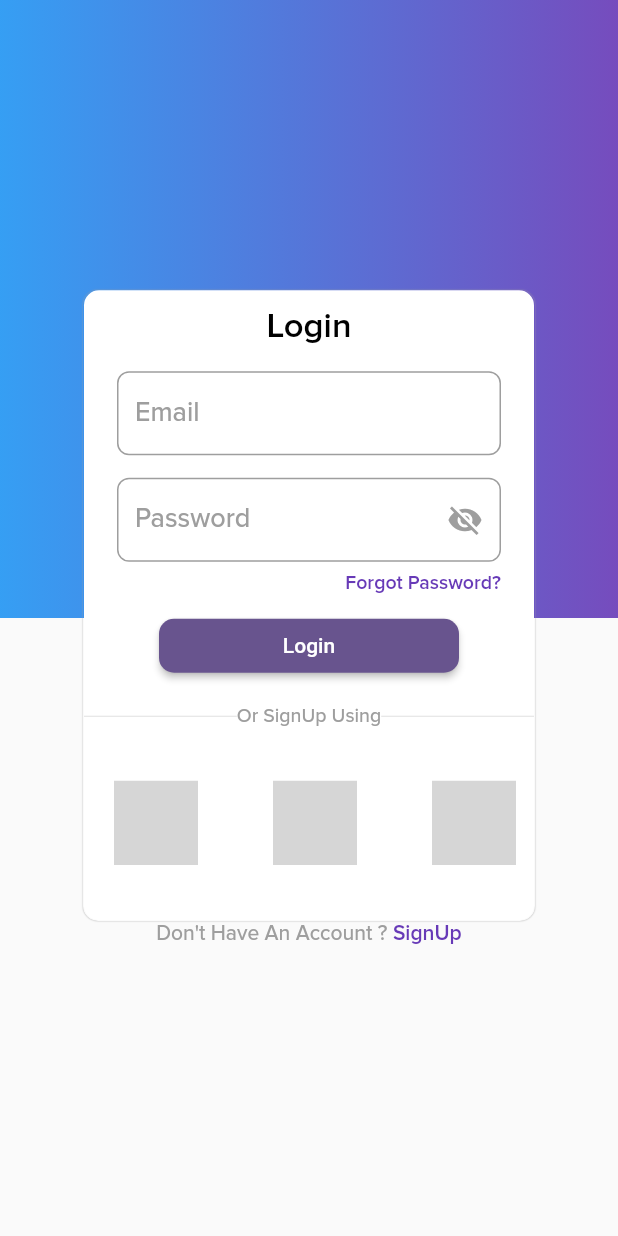
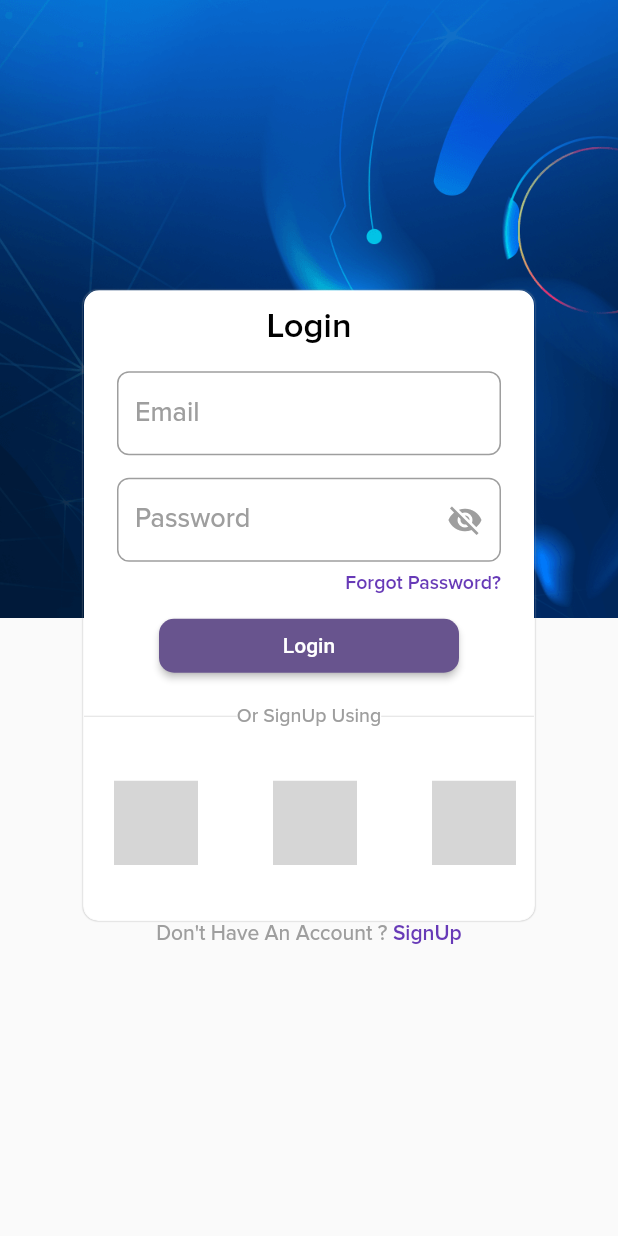
Before and after one commit to safvansafvan/GenieBoat, a Flutter app: the screen it shows after launch, on a phone screen of 412 x 824 dp. Run offline on Flutter 3.47's test engine with Material 3 defaults, Android fonts, the phone set to English and light mode, and no system bars; drawn by our look-alikes of flutter_social_button; our stand-ins replace animated_text_kit, audioplayers, cloud_firestore, confetti, dropdown_button2, email_validator and 9 more; missing offline and left inert: aligned_dialog, flutter_facebook_auth, record; accounts and stored records are empty; grey boxes are pictures that could not be loaded.

Commit message:
login header added

```diff
--- a/lib/view/auth/login.dart
+++ b/lib/view/auth/auth.dart
@@ -25,13 +25,20 @@ class LoginView extends StatelessWidget {
             width: context.width,
             height: context.height / 2,
             decoration: const BoxDecoration(
-              gradient: LinearGradient(
-                colors: [
-                  Color.fromARGB(231, 33, 149, 243),
-                  Color.fromARGB(231, 104, 58, 183)
-                ],
+                image: DecorationImage(
+              image: AssetImage(
+                'assets/images/login_header.png',
               ),
-            ),
+              fit: BoxFit.cover,
+              filterQuality: FilterQuality.high,
+            )
+                // gradient: LinearGradient(
+                //   colors: [
+                //     Color.fromARGB(231, 33, 149, 243),
+                //     Color.fromARGB(231, 104, 58, 183)
+                //   ],
+                // ),
+                ),
           ),
           Align(
             alignment: Alignment.center,
--- a/lib/view_model/controller/login_ctrl.dart
+++ b/lib/view_model/controller/login_ctrl.dart
@@ -2,7 +2,7 @@
 
 import 'dart:developer';
 import 'package:chatboat/model/user_model.dart';
-import 'package:chatboat/view/auth/login.dart';
+import 'package:chatboat/view/auth/auth.dart';
 import 'package:chatboat/view/home/home.dart';
 import 'package:chatboat/view/widgets/msg_toast.dart';
 import 'package:chatboat/view_model/firebase_service/firestore_user_res.dart';
```
Also changed, not shown: assets/images/login_header.png (added).
